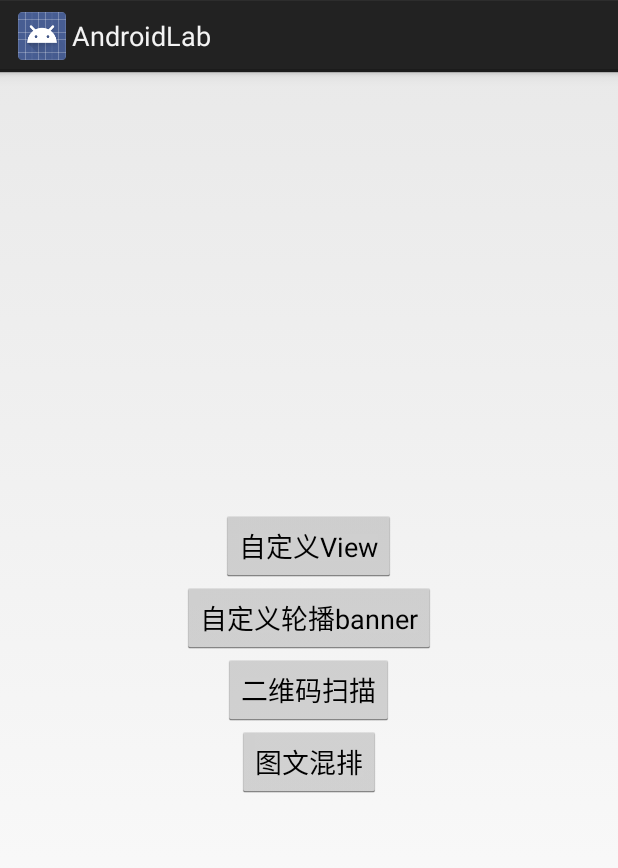
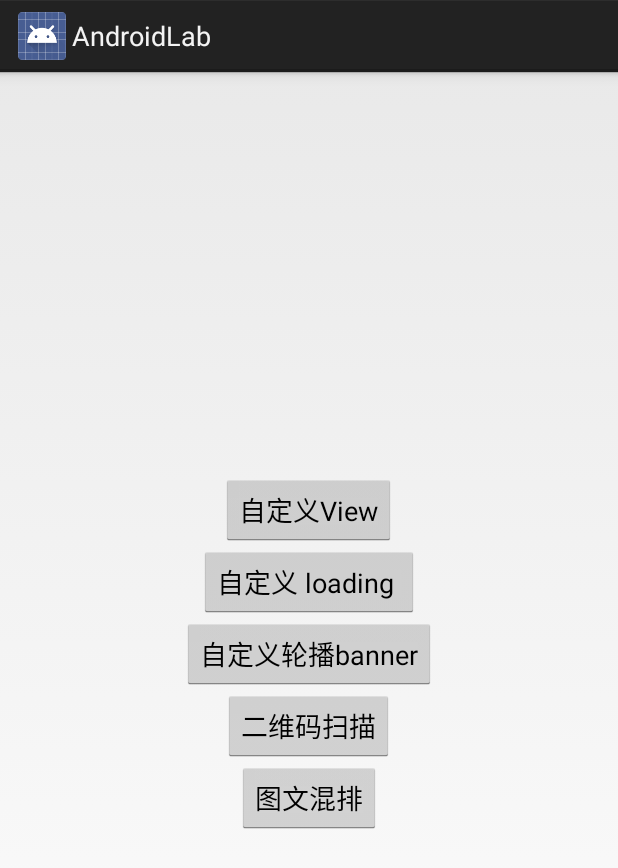
Before and after one commit to burulangtu/AndroidLab, an Android app: the screen it shows after launch (MainActivity), on a phone screen of 412 x 824 dp. Shown: the top 868 px of the screen. Run offline under Robolectric (Android 15) with nearby library versions, the phone set to English and light mode, and no system bars.

Commit message:
feat:自定义 loading

```diff
--- a/app/src/main/AndroidManifest.xml
+++ b/app/src/main/AndroidManifest.xml
@@ -29,7 +29,8 @@
         </activity> <!--  -->
         <activity android:name=".diyview.DIYViewActivity" />
         <activity android:name=".diybanner.DIYBannerActivity" />
-        <activity android:name=".mixtypeset.MixTextImageActivity"></activity>
+        <activity android:name=".mixtypeset.MixTextImageActivity" />
+        <activity android:name=".diyloading.DiyLoadingActivity"></activity>
     </application>
 
 </manifest>
--- a/app/src/main/java/com/sunkai/lab/androidlab/MainActivity.java
+++ b/app/src/main/java/com/sunkai/lab/androidlab/MainActivity.java
@@ -8,6 +8,7 @@ import android.view.View;
 
 import com.google.zxing.client.android.decode.CaptureActivity;
 import com.sunkai.lab.androidlab.diybanner.DIYBannerActivity;
+import com.sunkai.lab.androidlab.diyloading.DiyLoadingActivity;
 import com.sunkai.lab.androidlab.diyview.DIYViewActivity;
 import com.sunkai.lab.androidlab.mixtypeset.MixTextImageActivity;
 
@@ -41,6 +42,10 @@ public class MainActivity extends Activity {
         startActivity(new Intent(this, MixTextImageActivity.class));
     }
 
+    public void diyLoading(View view) {
+        startActivity(new Intent(this, DiyLoadingActivity.class));
+    }
+
     @Override
     protected void onActivityResult(int requestCode, int resultCode, Intent data) {
         /**
--- a/app/src/main/res/layout/activity_main.xml
+++ b/app/src/main/res/layout/activity_main.xml
@@ -13,6 +13,16 @@
         android:layout_height="wrap_content"
         android:onClick="diyView"
         android:text="自定义View"
+        app:layout_constraintBottom_toBottomOf="parent"
+        app:layout_constraintLeft_toLeftOf="parent"
+        app:layout_constraintRight_toRightOf="parent"
+        app:layout_constraintTop_toTopOf="parent" />
+
+    <Button
+        android:layout_width="wrap_content"
+        android:layout_height="wrap_content"
+        android:onClick="diyLoading"
+        android:text="自定义 loading "
         app:layout_constraintBottom_toBottomOf="parent"
         app:layout_constraintLeft_toLeftOf="parent"
         app:layout_constraintRight_toRightOf="parent"
```
Also changed, not shown: app/src/main/java/com/sunkai/lab/androidlab/diyloading/DiyLoadingActivity.java (added, +15 -0 lines), app/src/main/java/com/sunkai/lab/androidlab/diyloading/DiyLoadingView.java (added, +86 -0 lines), app/src/main/res/layout/activity_diy_loading.xml (added, +11 -0 lines).
